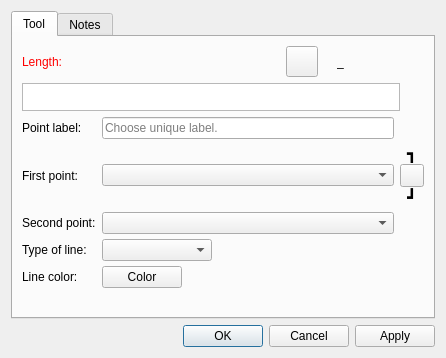
The window that src/libs/vtools/dialogs/tools/dialogalongline.ui (equinox-patterns/Ostara) describes before a commit, drawn with Qt 5.
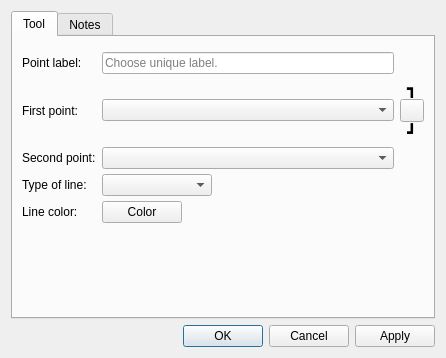
The same window after the commit. Icons and pictures are not drawn. Custom widgets are drawn as their Qt base class.

Commit message: Étape 0b — FormulaInputWidget : factorisation des champs formule dans 20 dialogues

What changed in the file:
```diff
--- a/src/libs/vtools/dialogs/tools/dialogalongline.ui
+++ b/src/libs/vtools/dialogs/tools/dialogalongline.ui
@@ -32,192 +32,7 @@
       </attribute>
       <layout class="QVBoxLayout" name="verticalLayout">
        <item>
-        <layout class="QHBoxLayout" name="horizontalLayout">
-         <item alignment="Qt::AlignmentFlag::AlignLeft">
-          <widget class="QLabel" name="labelEditFormula">
-           <property name="sizePolicy">
-            <sizepolicy hsizetype="Fixed" vsizetype="Preferred">
-             <horstretch>0</horstretch>
-             <verstretch>0</verstretch>
-            </sizepolicy>
-           </property>
-           <property name="palette">
-            <palette>
-             <active>
-              <colorrole role="WindowText">
-               <brush brushstyle="SolidPattern">
-                <color alpha="255">
-                 <red>255</red>
-                 <green>0</green>
-                 <blue>0</blue>
-                </color>
-               </brush>
-              </colorrole>
-             </active>
-             <inactive>
-              <colorrole role="WindowText">
-               <brush brushstyle="SolidPattern">
-                <color alpha="255">
-                 <red>255</red>
-                 <green>0</green>
-                 <blue>0</blue>
-                </color>
-               </brush>
-              </colorrole>
-             </inactive>
-             <disabled>
-              <colorrole role="WindowText">
-               <brush brushstyle="SolidPattern">
-                <color alpha="255">
-                 <red>159</red>
-                 <green>158</green>
-                 <blue>158</blue>
-                </color>
-               </brush>
-              </colorrole>
-             </disabled>
-            </palette>
-           </property>
-           <property name="text">
-            <string>Length:</string>
-           </property>
-          </widget>
-         </item>
-         <item>
-          <spacer name="horizontalSpacer">
-           <property name="orientation">
-            <enum>Qt::Orientation::Horizontal</enum>
-           </property>
-           <property name="sizeHint" stdset="0">
-            <size>
-             <width>40</width>
-             <height>20</height>
-            </size>
-           </property>
-          </spacer>
-         </item>
-         <item alignment="Qt::AlignmentFlag::AlignRight">
-          <widget class="QToolButton" name="toolButtonExprLength">
-           <property name="toolTip">
-            <string>Formula wizard</string>
-           </property>
-           <property name="text">
-            <string notr="true"/>
-           </property>
-           <property name="icon">
-            <iconset resource="../../../vmisc/share/resources/icon.qrc">
-             <normaloff>:/icon/light/24x24/fx.png</normaloff>:/icon/light/24x24/fx.png</iconset>
-           </property>
-           <property name="iconSize">
-            <size>
-             <width>24</width>
-             <height>24</height>
-            </size>
-           </property>
-          </widget>
-         </item>
-         <item alignment="Qt::AlignmentFlag::AlignRight">
-          <widget class="QLabel" name="labelEqual">
-           <property name="text">
-            <string/>
-           </property>
-           <property name="pixmap">
-            <pixmap resource="../../../vmisc/share/resources/icon.qrc">:/icon/light/24x24/equal.png</pixmap>
-           </property>
-          </widget>
-         </item>
-         <item alignment="Qt::AlignmentFlag::AlignRight">
-          <widget class="QLabel" name="labelResultCalculation">
-           <property name="sizePolicy">
-            <sizepolicy hsizetype="Fixed" vsizetype="Preferred">
-             <horstretch>0</horstretch>
-             <verstretch>0</verstretch>
-            </sizepolicy>
-           </property>
-           <property name="minimumSize">
-            <size>
-             <width>87</width>
-             <height>0</height>
-            </size>
-           </property>
-           <property name="baseSize">
-            <size>
-             <width>0</width>
-             <height>0</height>
-            </size>
-           </property>
-           <property name="toolTip">
-            <string>Value</string>
-           </property>
-           <property name="text">
-            <string notr="true">_</string>
-           </property>
-          </widget>
-         </item>
-        </layout>
-       </item>
-       <item>
-        <layout class="QHBoxLayout" name="horizontalLayout_3">
-         <item>
-          <widget class="VPlainTextEdit" name="plainTextEditFormula">
-           <property name="sizePolicy">
-            <sizepolicy hsizetype="Expanding" vsizetype="Preferred">
-             <horstretch>0</horstretch>
-             <verstretch>0</verstretch>
-            </sizepolicy>
-           </property>
-           <property name="maximumSize">
-            <size>
-             <width>16777215</width>
-             <height>28</height>
-            </size>
-           </property>
-           <property name="toolTip">
-            <string>Calculation</string>
-           </property>
-           <property name="tabChangesFocus">
-            <bool>true</bool>
-           </property>
-           <property name="plainText">
-            <string notr="true"/>
-           </property>
-          </widget>
-         </item>
-         <item>
-          <widget class="QPushButton" name="pushButtonGrowLength">
-           <property name="maximumSize">
-            <size>
-             <width>18</width>
-             <height>18</height>
-            </size>
-           </property>
-           <property name="sizeIncrement">
-            <size>
-             <width>0</width>
-             <height>0</height>
-            </size>
-           </property>
-           <property name="toolTip">
-            <string>&lt;html&gt;&lt;head/&gt;&lt;body&gt;&lt;p&gt;Show full calculation in message box&lt;/p&gt;&lt;/body&gt;&lt;/html&gt;</string>
-           </property>
-           <property name="text">
-            <string notr="true"/>
-           </property>
-           <property name="icon">
-            <iconset theme="go-down"/>
-           </property>
-           <property name="iconSize">
-            <size>
-             <width>16</width>
-             <height>16</height>
-            </size>
-           </property>
-           <property name="flat">
-            <bool>true</bool>
-           </property>
-          </widget>
-         </item>
-        </layout>
+        <widget class="QWidget" name="formulaPlaceholder" native="true"/>
        </item>
        <item>
         <layout class="QGridLayout" name="gridLayout">
```
Left out of the diff: 2 changed lines with no effect on the pictures. The commit also changes 59 other files.
